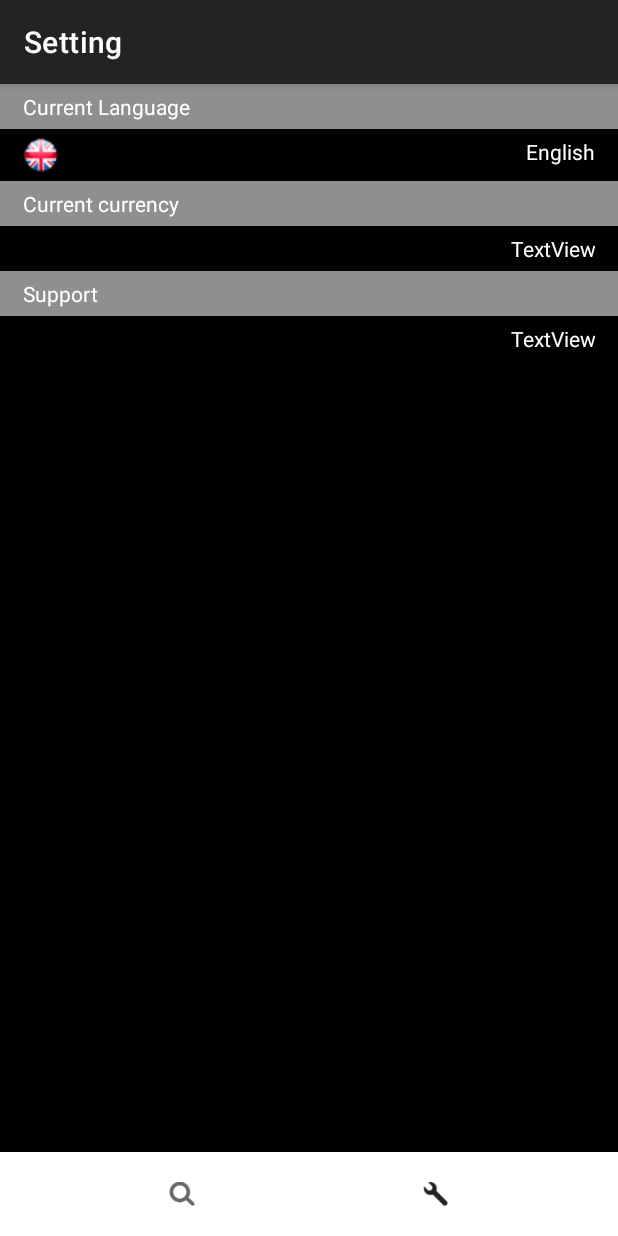
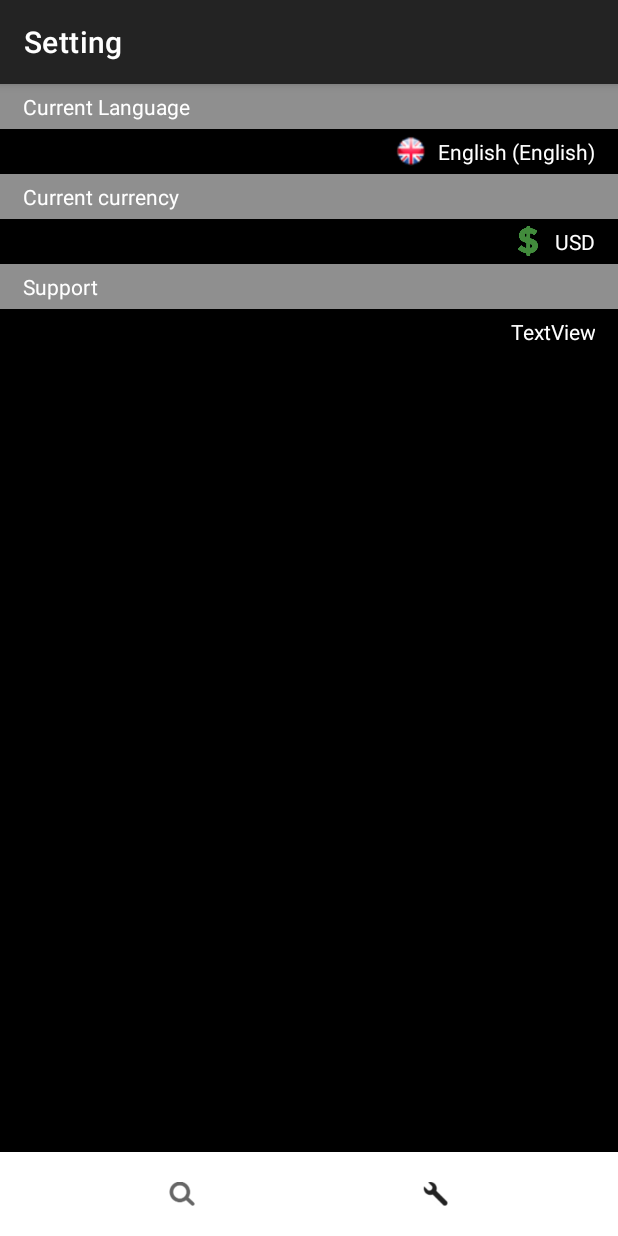
Before and after one commit to ArthurNikitin/Android_Judebo_Russian, an Android app: the screen it shows after launch (MainActivity), item 2 of the bottom bar chosen, on a phone screen of 412 x 824 dp. Run offline under Robolectric (Android 15) with nearby library versions, the phone set to English and light mode, and no system bars.

Commit message:
currency

```diff
--- a/app/src/main/AndroidManifest.xml
+++ b/app/src/main/AndroidManifest.xml
@@ -5,7 +5,7 @@
     <application
         android:allowBackup="true"
         android:icon="@mipmap/ic_launcher"
-        android:label="@string/bottom_map"
+        android:label="@string/search_title_search"
         android:roundIcon="@mipmap/ic_launcher_round"
         android:supportsRtl="true"
         android:theme="@style/AppTheme">
--- a/app/src/main/java/com/byte4b/judebo/activities/MainActivity.kt
+++ b/app/src/main/java/com/byte4b/judebo/activities/MainActivity.kt
@@ -2,6 +2,7 @@ package com.byte4b.judebo.activities
 
 import androidx.appcompat.app.AppCompatActivity
 import android.os.Bundle
+import androidx.fragment.app.Fragment
 import com.byte4b.judebo.R
 import com.byte4b.judebo.fragments.MapFragment
 import com.byte4b.judebo.fragments.SettingFragment
@@ -11,8 +12,7 @@ class MainActivity : AppCompatActivity() {
     override fun onCreate(savedInstanceState: Bundle?) {
         super.onCreate(savedInstanceState)
         setContentView(R.layout.activity_main)
-
-
+        supportActionBar?.title = getString(R.string.search_title_search)
 
         navBar_bnv.setOnNavigationItemSelectedListener {
             when (it.itemId) {
@@ -21,7 +21,7 @@ class MainActivity : AppCompatActivity() {
                         .beginTransaction()
                         .replace(R.id.frame, MapFragment())
                         .commit()
-                    supportActionBar?.title = getString(R.string.bottom_map)
+                    supportActionBar?.title = getString(R.string.search_title_search)
                     true
                 }
                 R.id.bottom_item_setting -> {
@@ -29,11 +29,19 @@ class MainActivity : AppCompatActivity() {
                         .beginTransaction()
                         .replace(R.id.frame, SettingFragment())
                         .commit()
-                    supportActionBar?.title = getString(R.string.bottom_setting)
+                    supportActionBar?.title = getString(R.string.settings_title_settings)
                     true
                 }
                 else -> true
             }
         }
     }
+
+    fun restartFragment(fragment: Fragment) {
+        supportFragmentManager
+            .beginTransaction()
+            .replace(R.id.frame, fragment)
+            .commit()
+    }
+
 }
--- a/app/src/main/java/com/byte4b/judebo/activities/SplashActivity.kt
+++ b/app/src/main/java/com/byte4b/judebo/activities/SplashActivity.kt
@@ -18,6 +18,7 @@ class SplashActivity : AppCompatActivity() {
             setLocale("en")
 
         startActivity<MainActivity>()
+        finish()
     }
 
     private fun setLocale(locale: String) {
--- a/app/src/main/java/com/byte4b/judebo/api/config.kt
+++ b/app/src/main/java/com/byte4b/judebo/api/config.kt
@@ -28,6 +28,6 @@ fun onError(ctx: Context, reason: String) {
 fun onFailure(context: Context, t: Throwable) {
     try {
         if (t.message!!.contains("No address associated with hostname"))
-            Toast.makeText(context, R.string.no_internet, Toast.LENGTH_SHORT).show()
+            Toast.makeText(context, R.string.error_no_internet, Toast.LENGTH_SHORT).show()
     } catch (e: Exception) {}
 }
--- a/app/src/main/java/com/byte4b/judebo/fragments/SettingFragment.kt
+++ b/app/src/main/java/com/byte4b/judebo/fragments/SettingFragment.kt
@@ -6,54 +6,90 @@ import android.view.View
 import androidx.appcompat.app.AlertDialog
 import androidx.fragment.app.Fragment
 import com.byte4b.judebo.R
+import com.byte4b.judebo.activities.MainActivity
+import com.byte4b.judebo.models.currencies
+import com.byte4b.judebo.models.languages
 import com.byte4b.judebo.utils.Setting
 import kotlinx.android.synthetic.main.fragment_setting.*
 import java.util.*
 
 class SettingFragment : Fragment(R.layout.fragment_setting) {
 
+    private val parent by lazy { requireActivity() as MainActivity }
     private val setting by lazy { Setting(requireActivity()) }
 
     override fun onViewCreated(view: View, savedInstanceState: Bundle?) {
         super.onViewCreated(view, savedInstanceState)
 
-        when (setting.language) {
-            "ru" -> {
-                lang_tv.text = "Русский"
-                lang_tv
-                    .setCompoundDrawablesWithIntrinsicBounds(R.drawable.ru, 0, 0, 0)
-            }
-            else -> {
-                lang_tv.text = "English"
-                lang_tv
-                    .setCompoundDrawablesWithIntrinsicBounds(R.drawable.en, 0, 0, 0)
-            }
+        showCurrentCurrency()
+
+        if (setting.language == "") {
+            val lang = languages.first { it.locale == "en" }
+            lang_tv.text = lang.title
+            langIcon_iv.setImageResource(lang.flag)
+        } else {
+            val lang = languages.first { it.locale == setting.language }
+            lang_tv.text = lang.title
+            langIcon_iv.setImageResource(lang.flag)
         }
 
+
         lang_tv.setOnClickListener {
-            val languages = arrayOf("English", "Русский")
-            val locales = arrayOf("en", "ru")
+            val langs = languages.map { it.native }  //возможные варианты
+            val locales = languages.map { it.locale } //название этих локализаций
 
             AlertDialog.Builder(requireContext())
-                .setTitle("Choose language")
-                .setItems(languages) { dialogInterface: DialogInterface, i: Int ->
+                .setTitle(R.string.settings_title_language)
+                .setItems(langs.toTypedArray()) { dialogInterface: DialogInterface, i: Int ->
                     if (setting.language != locales[i]) {
                         setting.language = locales[i]
                         setLocale(locales[i])
                         dialogInterface.dismiss()
+                        parent.supportActionBar?.title = getString(R.string.settings_title_settings)
+                        parent.restartFragment(SettingFragment())
+                    }
+                }
+                .show()
+        }
 
-                    }
+        currency_tv.setOnClickListener {
+            val titles = currencies.map { it.name }
+
+            AlertDialog.Builder(requireContext())
+                .setTitle(R.string.settings_title_currency)
+                .setItems(titles.toTypedArray()) { dialog, index ->
+                    setting.currency = titles[index]
+                    showCurrentCurrency()
+                    dialog.dismiss()
                 }
                 .show()
         }
     }
 
+    private fun showCurrentCurrency() {
+        if (setting.currency != "") {
+            val currency = currencies.first { it.name == setting.currency }
+            currency_tv.text = currency.name
+            currencyIcon_iv.setImageResource(currency.icon)
+        } else {
+            if (languages.none { it.locale == Locale.getDefault().language }) {
+                val currency = currencies.first { it.name == "USD" }
+                currency_tv.text = currency.name
+                currencyIcon_iv.setImageResource(currency.icon)
+            } else {
+                val lang = languages.first { it.locale == Locale.getDefault().language }
+                val currency = currencies.first { it.name == lang.currency }
+                currency_tv.text = currency.name
+                currencyIcon_iv.setImageResource(currency.icon)
+            }
+        }
+    }
+
     private fun setLocale(locale: String) {
-        resources.configuration.locale = Locale(locale)
-        resources.updateConfiguration(
-            resources.configuration,
-            resources.displayMetrics
-        )
+        resources.apply {
+            configuration.locale = Locale(locale)
+            updateConfiguration(configuration, displayMetrics)
+        }
     }
 
 }
--- /dev/null
+++ b/app/src/main/java/com/byte4b/judebo/models/Country.kt
@@ -0,0 +1,19 @@
+package com.byte4b.judebo.models
+
+import androidx.annotation.DrawableRes
+import com.byte4b.judebo.R
+
+class Language(
+    val name: String,
+    val native: String,
+    @DrawableRes val flag: Int,
+    val locale: String,
+    val currency: String
+) {
+    val title get() = "$native ($name)"
+}
+
+val languages = listOf(
+    Language("English", "English", R.drawable.en, "en", "USD"),
+    Language("Russian", "Русский", R.drawable.ru, "ru", "RUB")
+)
--- /dev/null
+++ b/app/src/main/java/com/byte4b/judebo/models/Currency.kt
@@ -0,0 +1,16 @@
+package com.byte4b.judebo.models
+
+import androidx.annotation.DrawableRes
+import com.byte4b.judebo.R
+
+class Currency(
+    val id: Int,
+    val name: String,
+    @DrawableRes val icon: Int,
+    val rate: Int
+)
+
+val currencies = listOf(
+    Currency(1, "USD", R.drawable.iusd, 0),
+    Currency(2, "RUB", R.drawable.irub, 0)
+)
--- a/app/src/main/java/com/byte4b/judebo/utils/Setting.kt
+++ b/app/src/main/java/com/byte4b/judebo/utils/Setting.kt
@@ -10,4 +10,8 @@ class Setting(ctx: Context) {
         get() = pref.getString("language", "")
         set(value) = pref.edit().putString("language", value).apply()
 
+    var currency
+        get() = pref.getString("currency", "")
+        set(value) = pref.edit().putString("currency", value).apply()
+
 }
--- a/app/src/main/res/layout/fragment_setting.xml
+++ b/app/src/main/res/layout/fragment_setting.xml
@@ -22,20 +22,34 @@
                 android:layout_width="match_parent"
                 android:layout_height="wrap_content"
                 android:background="@color/param_background"
-                android:text="@string/current_language"
+                android:text="@string/settings_title_current_language"
                 android:textColor="@color/main_text_color" />
+
+            <LinearLayout
+                android:layout_gravity="end"
+                android:orientation="horizontal"
+                android:layout_width="wrap_content"
+                android:layout_height="wrap_content">
+
+                <ImageView
+                    android:layout_width="20dp"
+                    android:layout_height="20dp"
+                    android:layout_gravity="center"
+                    android:id="@+id/langIcon_iv"
+                    android:src="@drawable/en" />
 
                 <TextView
                     android:textColor="@color/main_text_color"
                     android:id="@+id/lang_tv"
                     android:paddingTop="5dp"
                     android:paddingBottom="5dp"
-                android:paddingStart="15dp"
+                    android:paddingStart="8dp"
                     android:paddingEnd="15dp"
-                android:gravity="end"
-                android:layout_width="match_parent"
+                    android:layout_width="wrap_content"
                     android:layout_height="wrap_content"
-                android:text="TextView" />
+                    android:text="English (English)" />
+
+            </LinearLayout>
 
             <TextView
                 android:paddingTop="5dp"
@@ -45,20 +59,34 @@
                 android:layout_width="match_parent"
                 android:layout_height="wrap_content"
                 android:background="@color/param_background"
-                android:text="@string/current_currency"
+                android:text="@string/settings_title_current_currency"
                 android:textColor="@color/main_text_color" />
+
+            <LinearLayout
+                android:layout_gravity="end"
+                android:orientation="horizontal"
+                android:layout_width="wrap_content"
+                android:layout_height="wrap_content">
+
+                <ImageView
+                    android:layout_width="20dp"
+                    android:layout_height="20dp"
+                    android:layout_gravity="center"
+                    android:id="@+id/currencyIcon_iv"
+                    android:src="@drawable/irub" />
 
                 <TextView
                     android:textColor="@color/main_text_color"
                     android:id="@+id/currency_tv"
                     android:paddingTop="5dp"
                     android:paddingBottom="5dp"
-                android:paddingStart="15dp"
+                    android:paddingStart="8dp"
                     android:paddingEnd="15dp"
-                android:gravity="end"
-                android:layout_width="match_parent"
+                    android:layout_width="wrap_content"
                     android:layout_height="wrap_content"
-                android:text="TextView" />
+                    android:text="RUB" />
+
+            </LinearLayout>
 
             <TextView
                 android:paddingTop="5dp"
@@ -68,7 +96,7 @@
                 android:layout_width="match_parent"
                 android:layout_height="wrap_content"
                 android:background="@color/param_background"
-                android:text="@string/support"
+                android:text="@string/settings_title_support"
                 android:textColor="@color/main_text_color" />
 
             <TextView
--- a/app/src/main/res/menu/bottom_menu.xml
+++ b/app/src/main/res/menu/bottom_menu.xml
@@ -4,9 +4,9 @@
     <item
         android:id="@+id/bottom_item_map"
         android:icon="@drawable/looking_for_48"
-        android:title="@string/bottom_map" />
+        android:title="@string/search_title_search" />
     <item
         android:id="@+id/bottom_item_setting"
         android:icon="@drawable/settings_48"
-        android:title="@string/bottom_setting" />
+        android:title="@string/settings_title_settings" />
 </menu>
--- a/app/src/main/res/values/strings.xml
+++ b/app/src/main/res/values/strings.xml
@@ -1,9 +1,14 @@
 <resources>
     <string name="app_name" translatable="false">Judebo</string>
-    <string name="no_internet">No internet connection!</string>
-    <string name="bottom_map">Map</string>
-    <string name="bottom_setting">Setting</string>
-    <string name="current_language">Current Language</string>
-    <string name="current_currency">Current currency</string>
-    <string name="support">Support</string>
+    <string name="error_no_internet">No internet connection!</string>
+    <string name="search_title_search">Search</string>
+    <string name="settings_title_settings">Setting</string>
+    <string name="settings_title_current_language">Current Language</string>
+    <string name="settings_title_current_currency">Current currency</string>
+    <string name="settings_title_support">Support</string>
+    <string name="settings_title_language">Choose language</string>
+    <string name="settings_title_support_email">en@judebo.com</string>
+    <string name="settings_title_currency">Choose currency</string>
 </resources>
+
+    <!-- локализация по умолчанию -->
```
Also changed, not shown: 1 other file. Lines whose indentation alone changed are shown as unchanged.
